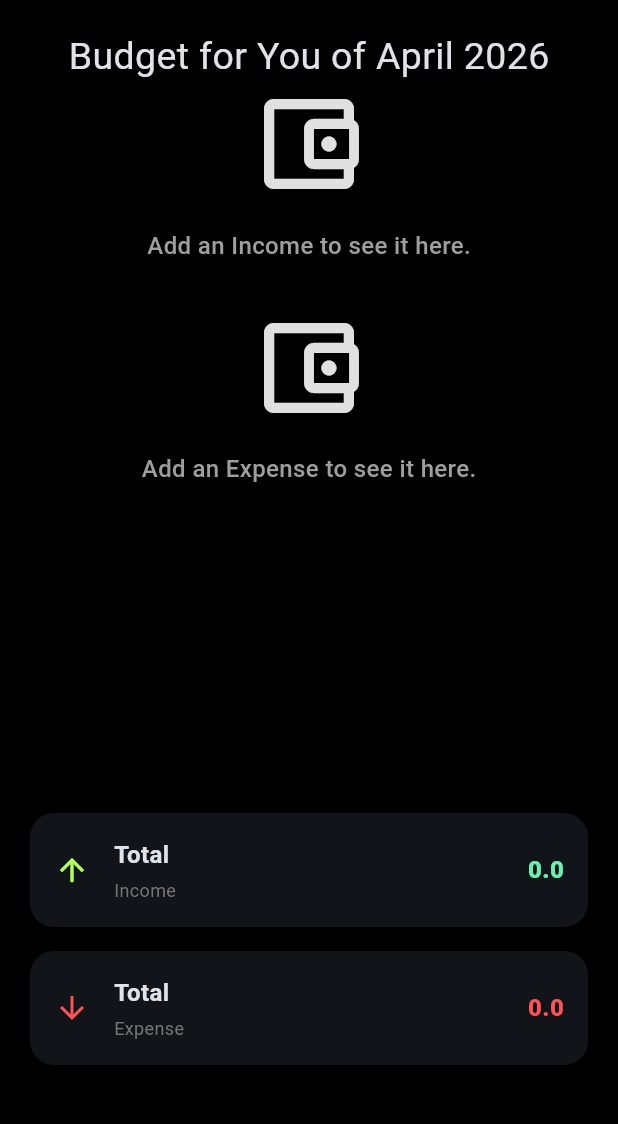
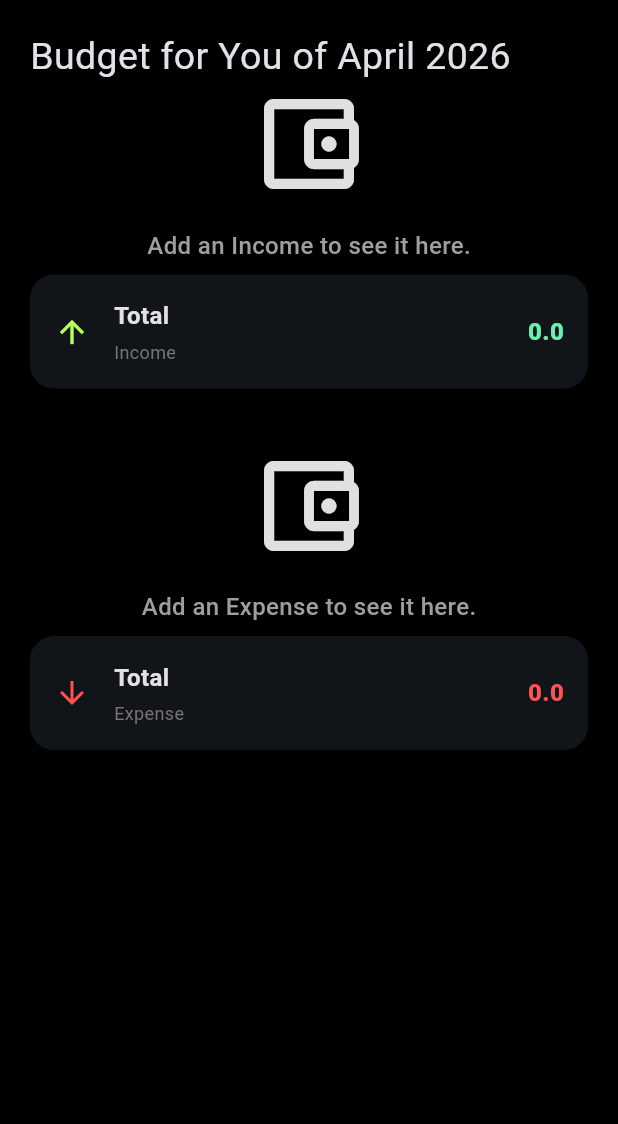
Before and after one commit to CodingDashUU/analytical_budget_tracker, a Flutter app: the BudgetTablesPage screen opened by its route, on a phone screen of 412 x 824 dp, the part 84-1208 px from its top. Run offline on Flutter 3.47's test engine with Material 3 defaults, Android fonts, the phone set to English and light mode, and no system bars; our stand-ins replace data_table_2, fl_chart, flutter_spinbox, font_awesome_flutter, go_router, signals and 1 more.

Commit message:
Fixed the UI error in 'BudgetList.dart' where the tiles would barely be visible, with the cost that now you would need to scroll to see the total Income/Expenses.

```diff
--- a/lib/screens/budget_tables.dart
+++ b/lib/screens/budget_tables.dart
@@ -45,7 +45,7 @@ class MobileLayout extends StatelessWidget {
   Widget build(BuildContext context) {
     return Padding(
         padding: EdgeInsets.all(20),
-        child: Column(
+        child: ListView(
       children: [
         Text(
           "Budget for ${budgetInfo.name.value.isNotEmpty ? budgetInfo.name.value : 'You'} of ${months[budgetInfo.budgetDate.value.month]} ${budgetInfo.budgetDate.value.year}",
@@ -56,14 +56,13 @@ class MobileLayout extends StatelessWidget {
           budgetType: BudgetType.income,
           onDelete: (item) => budgetInfo.incomeItems.value.remove(item)
         ),
+        IncomeTotalTile(),
         SizedBox(height: 30),
         BudgetList(
           items: budgetInfo.expenseItems.value,
           budgetType: BudgetType.expense,
             onDelete: (item) => budgetInfo.expenseItems.value.remove(item)
         ),
-        Spacer(),
-        IncomeTotalTile(),
         ExpenseTotalTile(),
         SizedBox(height: 30),
       ],
--- a/lib/widgets/budget_list.dart
+++ b/lib/widgets/budget_list.dart
@@ -2,6 +2,7 @@ import 'package:flutter/material.dart';
 import '../models/budget_item.dart';
 import '../models/budget_type.dart';
 import '../state/budget_info.dart';
+import 'package:collection/collection.dart';
 
 class BudgetList extends StatefulWidget {
   final List<BudgetItem> items;
@@ -29,15 +30,10 @@ class _BudgetListState extends State<BudgetList> {
   Widget build(BuildContext context) {
     if (widget.items.isEmpty) return _EmptyState(budgetType: widget.budgetType,);
 
-    return Expanded(
-      child: ListView.builder(
-        padding: const EdgeInsets.symmetric(horizontal: 16, vertical: 8),
-        physics: const BouncingScrollPhysics(), // Better feel on both OSs
-        itemCount: widget.items.length,
-        itemBuilder: (context, index) {
-          final item = widget.items[index];
-
-          return  Dismissible(
+    return Column(
+      children: widget.items.mapIndexed(
+              (index, item) =>
+                  Dismissible(
                     key: Key(widget.items[index].name),
                     direction: DismissDirection.startToEnd,
                     onDismissed: (_) => setState(() => widget.items.removeAt(index)),
@@ -48,9 +44,8 @@ class _BudgetListState extends State<BudgetList> {
                         onTap: () => widget.onTap?.call(item),
                         budgetType: widget.budgetType
                     ),
-          );
-        },
-      ),
+                  )
+      ).toList()
     );
   }
 
```
Also changed, not shown: 1 other file. Lines whose indentation alone changed are shown as unchanged.
